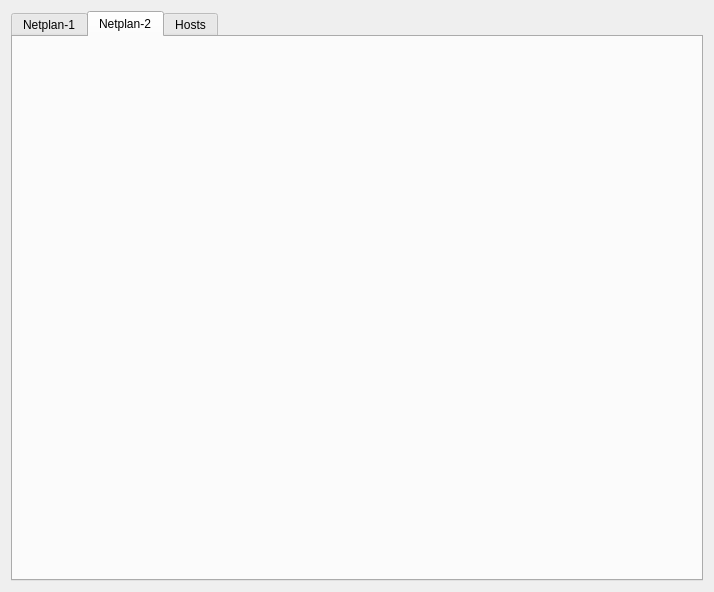
The window that src/VMTD/VMTD/engine/VMTDConfiguratorForm.ui (ekushko/qt-vxlan-mtd) describes before a commit, drawn with Qt 5.
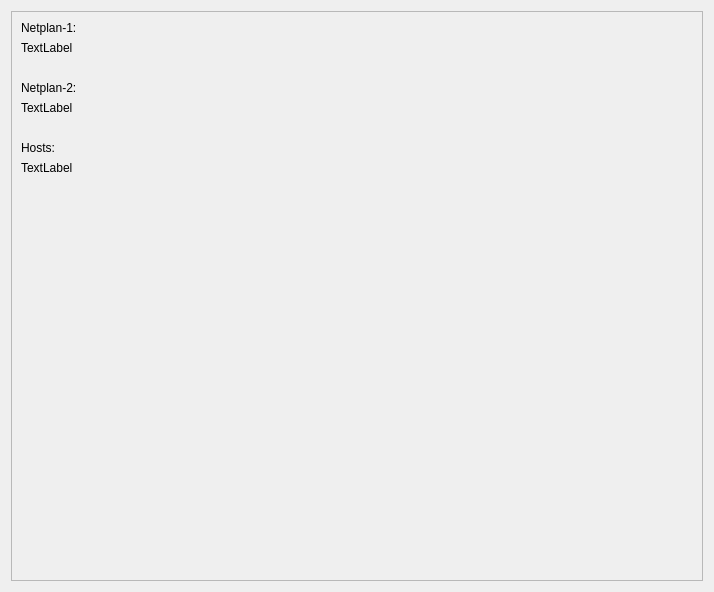
The same window after the commit. The open tabs and pages were chosen to show the change.

Patch:
```diff
--- a/src/VMTD/VMTD/engine/VMTDConfiguratorForm.ui
+++ b/src/VMTD/VMTD/engine/VMTDConfiguratorForm.ui
@@ -15,59 +15,107 @@
   </property>
   <layout class="QVBoxLayout" name="verticalLayout">
    <item>
-    <widget class="QTabWidget" name="tbwMain">
-     <property name="currentIndex">
-      <number>0</number>
+    <widget class="QScrollArea" name="scrollArea">
+     <property name="widgetResizable">
+      <bool>true</bool>
      </property>
-     <widget class="QWidget" name="tabNetplan1">
-      <attribute name="title">
-       <string>Netplan-1</string>
-      </attribute>
+     <widget class="QWidget" name="scrollAreaWidgetContents">
+      <property name="geometry">
+       <rect>
+        <x>0</x>
+        <y>0</y>
+        <width>694</width>
+        <height>572</height>
+       </rect>
+      </property>
       <layout class="QVBoxLayout" name="verticalLayout_2">
+       <item>
+        <widget class="QLabel" name="_1">
+         <property name="text">
+          <string>Netplan-1:</string>
+         </property>
+        </widget>
+       </item>
        <item>
         <widget class="QLabel" name="lbNetplan1">
          <property name="text">
-          <string/>
+          <string>TextLabel</string>
          </property>
-         <property name="alignment">
-          <set>Qt::AlignLeading|Qt::AlignLeft|Qt::AlignTop</set>
+        </widget>
+       </item>
+       <item>
+        <spacer name="_6">
+         <property name="orientation">
+          <enum>Qt::Vertical</enum>
          </property>
+         <property name="sizeType">
+          <enum>QSizePolicy::Fixed</enum>
+         </property>
+         <property name="sizeHint" stdset="0">
+          <size>
+           <width>20</width>
+           <height>20</height>
+          </size>
+         </property>
+        </spacer>
+       </item>
+       <item>
+        <widget class="QLabel" name="_2">
+         <property name="text">
+          <string>Netplan-2:</string>
+         </property>
         </widget>
        </item>
-      </layout>
-     </widget>
-     <widget class="QWidget" name="tabNetplan2">
-      <attribute name="title">
-       <string>Netplan-2</string>
-      </attribute>
-      <layout class="QVBoxLayout" name="verticalLayout_3">
        <item>
         <widget class="QLabel" name="lbNetplan2">
          <property name="text">
-          <string/>
+          <string>TextLabel</string>
          </property>
-         <property name="alignment">
-          <set>Qt::AlignLeading|Qt::AlignLeft|Qt::AlignTop</set>
+        </widget>
+       </item>
+       <item>
+        <spacer name="_5">
+         <property name="orientation">
+          <enum>Qt::Vertical</enum>
          </property>
+         <property name="sizeType">
+          <enum>QSizePolicy::Fixed</enum>
+         </property>
+         <property name="sizeHint" stdset="0">
+          <size>
+           <width>20</width>
+           <height>20</height>
+          </size>
+         </property>
+        </spacer>
+       </item>
+       <item>
+        <widget class="QLabel" name="_3">
+         <property name="text">
+          <string>Hosts:</string>
+         </property>
         </widget>
        </item>
-      </layout>
-     </widget>
-     <widget class="QWidget" name="tabHosts">
-      <attribute name="title">
-       <string>Hosts</string>
-      </attribute>
-      <layout class="QVBoxLayout" name="verticalLayout_4">
        <item>
         <widget class="QLabel" name="lbHosts">
          <property name="text">
-          <string/>
-         </property>
-         <property name="alignment">
-          <set>Qt::AlignLeading|Qt::AlignLeft|Qt::AlignTop</set>
+          <string>TextLabel</string>
          </property>
         </widget>
        </item>
+       <item>
+        <spacer name="_4">
+         <property name="orientation">
+          <enum>Qt::Vertical</enum>
+         </property>
+         <property name="sizeHint" stdset="0">
+          <size>
+           <width>20</width>
+           <height>40</height>
+          </size>
+         </property>
+        </spacer>
+       </item>
       </layout>
      </widget>
     </widget>
```
